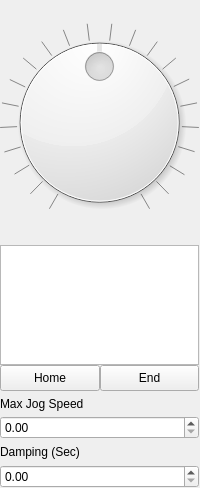
Before: the Qt Designer form Graffik/gui/film/JogControlManager/jogcontrolpanel.ui in DynamicPerception/Graffik_Legacy, drawn with Qt 5.
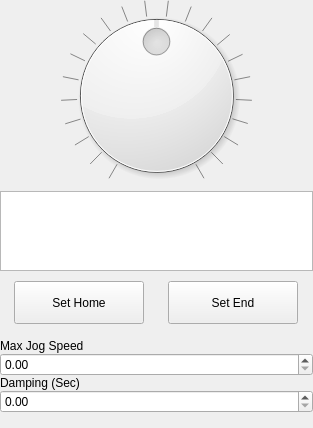
After: the same form once the commit is applied.

Patch:
```diff
--- a/Graffik/gui/film/JogControlManager/jogcontrolpanel.ui
+++ b/Graffik/gui/film/JogControlManager/jogcontrolpanel.ui
@@ -6,13 +6,19 @@
    <rect>
     <x>0</x>
     <y>0</y>
-    <width>200</width>
-    <height>488</height>
+    <width>313</width>
+    <height>428</height>
    </rect>
   </property>
+  <property name="minimumSize">
+   <size>
+    <width>200</width>
+    <height>408</height>
+   </size>
+  </property>
   <property name="maximumSize">
    <size>
-    <width>200</width>
+    <width>313</width>
     <height>16777215</height>
    </size>
   </property>
@@ -23,6 +29,9 @@
    <property name="margin">
     <number>0</number>
    </property>
+   <property name="spacing">
+    <number>0</number>
+   </property>
    <item row="0" column="0">
     <layout class="QGridLayout" name="jogGrid">
      <property name="sizeConstraint">
@@ -40,62 +49,27 @@
      <property name="spacing">
       <number>0</number>
      </property>
-     <item row="0" column="0" rowspan="2" colspan="2">
-      <widget class="QDial" name="jogDial">
-       <property name="cursor">
-        <cursorShape>OpenHandCursor</cursorShape>
-       </property>
-       <property name="minimum">
-        <number>-210</number>
-       </property>
-       <property name="maximum">
-        <number>210</number>
-       </property>
-       <property name="value">
-        <number>0</number>
-       </property>
-       <property name="orientation">
-        <enum>Qt::Horizontal</enum>
-       </property>
-       <property name="notchTarget">
-        <double>20.000000000000000</double>
-       </property>
-       <property name="notchesVisible">
-        <bool>true</bool>
-       </property>
-      </widget>
-     </item>
-     <item row="0" column="2" rowspan="2">
-      <spacer name="verticalSpacer_4">
-       <property name="orientation">
-        <enum>Qt::Vertical</enum>
-       </property>
-       <property name="sizeType">
-        <enum>QSizePolicy::MinimumExpanding</enum>
-       </property>
-       <property name="sizeHint" stdset="0">
-        <size>
-         <width>1</width>
-         <height>245</height>
-        </size>
-       </property>
-      </spacer>
-     </item>
-     <item row="2" column="0">
+     <item row="3" column="0">
       <widget class="QListView" name="devButtonList">
        <property name="enabled">
         <bool>true</bool>
        </property>
        <property name="sizePolicy">
         <sizepolicy hsizetype="Expanding" vsizetype="Expanding">
-         <horstretch>72</horstretch>
-         <verstretch>100</verstretch>
+         <horstretch>0</horstretch>
+         <verstretch>0</verstretch>
         </sizepolicy>
        </property>
+       <property name="minimumSize">
+        <size>
+         <width>0</width>
+         <height>80</height>
+        </size>
+       </property>
        <property name="maximumSize">
         <size>
          <width>16777215</width>
-         <height>120</height>
+         <height>80</height>
         </size>
        </property>
        <property name="baseSize">
@@ -131,58 +105,222 @@
       </widget>
      </item>
      <item row="5" column="0">
+      <layout class="QHBoxLayout" name="MarkButtonHLayout">
+       <property name="spacing">
+        <number>10</number>
+       </property>
+       <item>
+        <widget class="QPushButton" name="jogHomeButton">
+         <property name="sizePolicy">
+          <sizepolicy hsizetype="Fixed" vsizetype="Fixed">
+           <horstretch>0</horstretch>
+           <verstretch>0</verstretch>
+          </sizepolicy>
+         </property>
+         <property name="minimumSize">
+          <size>
+           <width>100</width>
+           <height>43</height>
+          </size>
+         </property>
+         <property name="maximumSize">
+          <size>
+           <width>130</width>
+           <height>56</height>
+          </size>
+         </property>
+         <property name="baseSize">
+          <size>
+           <width>130</width>
+           <height>56</height>
+          </size>
+         </property>
+         <property name="text">
+          <string>Set Home</string>
+         </property>
+        </widget>
+       </item>
+       <item>
+        <widget class="QPushButton" name="jogEndButton">
+         <property name="enabled">
+          <bool>true</bool>
+         </property>
+         <property name="sizePolicy">
+          <sizepolicy hsizetype="Fixed" vsizetype="Fixed">
+           <horstretch>0</horstretch>
+           <verstretch>0</verstretch>
+          </sizepolicy>
+         </property>
+         <property name="minimumSize">
+          <size>
+           <width>100</width>
+           <height>43</height>
+          </size>
+         </property>
+         <property name="maximumSize">
+          <size>
+           <width>130</width>
+           <height>56</height>
+          </size>
+         </property>
+         <property name="baseSize">
+          <size>
+           <width>130</width>
+           <height>56</height>
+          </size>
+         </property>
+         <property name="text">
+          <string>Set End</string>
+         </property>
+        </widget>
+       </item>
+      </layout>
+     </item>
+     <item row="7" column="0">
+      <widget class="QLabel" name="jogSpeedLabel">
+       <property name="sizePolicy">
+        <sizepolicy hsizetype="Preferred" vsizetype="Fixed">
+         <horstretch>0</horstretch>
+         <verstretch>0</verstretch>
+        </sizepolicy>
+       </property>
+       <property name="text">
+        <string>Max Jog Speed</string>
+       </property>
+      </widget>
+     </item>
+     <item row="8" column="0">
       <widget class="QDoubleSpinBox" name="jogSpeedSpin">
+       <property name="sizePolicy">
+        <sizepolicy hsizetype="Minimum" vsizetype="Fixed">
+         <horstretch>0</horstretch>
+         <verstretch>0</verstretch>
+        </sizepolicy>
+       </property>
        <property name="maximum">
         <double>200.000000000000000</double>
        </property>
       </widget>
      </item>
-     <item row="6" column="0">
+     <item row="9" column="0">
       <widget class="QLabel" name="jogDampLabel">
+       <property name="sizePolicy">
+        <sizepolicy hsizetype="Preferred" vsizetype="Fixed">
+         <horstretch>0</horstretch>
+         <verstretch>0</verstretch>
+        </sizepolicy>
+       </property>
        <property name="text">
         <string>Damping (Sec)</string>
        </property>
       </widget>
      </item>
-     <item row="7" column="0">
-      <widget class="QDoubleSpinBox" name="jogDampSpin"/>
+     <item row="10" column="0">
+      <widget class="QDoubleSpinBox" name="jogDampSpin">
+       <property name="sizePolicy">
+        <sizepolicy hsizetype="Minimum" vsizetype="Fixed">
+         <horstretch>0</horstretch>
+         <verstretch>0</verstretch>
+        </sizepolicy>
+       </property>
+      </widget>
+     </item>
+     <item row="2" column="0">
+      <widget class="QDial" name="jogDial">
+       <property name="sizePolicy">
+        <sizepolicy hsizetype="Expanding" vsizetype="Expanding">
+         <horstretch>0</horstretch>
+         <verstretch>0</verstretch>
+        </sizepolicy>
+       </property>
+       <property name="minimumSize">
+        <size>
+         <width>100</width>
+         <height>125</height>
+        </size>
+       </property>
+       <property name="maximumSize">
+        <size>
+         <width>16777215</width>
+         <height>16777215</height>
+        </size>
+       </property>
+       <property name="baseSize">
+        <size>
+         <width>311</width>
+         <height>150</height>
+        </size>
+       </property>
+       <property name="cursor">
+        <cursorShape>OpenHandCursor</cursorShape>
+       </property>
+       <property name="minimum">
+        <number>-210</number>
+       </property>
+       <property name="maximum">
+        <number>210</number>
+       </property>
+       <property name="value">
+        <number>0</number>
+       </property>
+       <property name="orientation">
+        <enum>Qt::Horizontal</enum>
+       </property>
+       <property name="notchTarget">
+        <double>20.000000000000000</double>
+       </property>
+       <property name="notchesVisible">
+        <bool>true</bool>
+       </property>
+      </widget>
+     </item>
+     <item row="11" column="0">
+      <spacer name="verticalSpacer">
+       <property name="orientation">
+        <enum>Qt::Vertical</enum>
+       </property>
+       <property name="sizeType">
+        <enum>QSizePolicy::Fixed</enum>
+       </property>
+       <property name="sizeHint" stdset="0">
+        <size>
+         <width>20</width>
+         <height>15</height>
+        </size>
+       </property>
+      </spacer>
+     </item>
+     <item row="6" column="0">
+      <spacer name="verticalSpacer_2">
+       <property name="orientation">
+        <enum>Qt::Vertical</enum>
+       </property>
+       <property name="sizeType">
+        <enum>QSizePolicy::Fixed</enum>
+       </property>
+       <property name="sizeHint" stdset="0">
+        <size>
+         <width>20</width>
+         <height>15</height>
+        </size>
+       </property>
+      </spacer>
      </item>
      <item row="4" column="0">
-      <widget class="QLabel" name="jogSpeedLabel">
-       <property name="text">
-        <string>Max Jog Speed</string>
+      <spacer name="verticalSpacer_3">
+       <property name="orientation">
+        <enum>Qt::Vertical</enum>
        </property>
-      </widget>
-     </item>
-     <item row="3" column="0">
-      <layout class="QHBoxLayout" name="MarkButtonHLayout">
-       <item>
-        <widget class="QPushButton" name="jogHomeButton">
-         <property name="sizePolicy">
-          <sizepolicy hsizetype="Minimum" vsizetype="Preferred">
-           <horstretch>0</horstretch>
-           <verstretch>0</verstretch>
-          </sizepolicy>
-         </property>
-         <property name="text">
-          <string>Home</string>
-         </property>
-        </widget>
-       </item>
-       <item>
-        <widget class="QPushButton" name="jogEndButton">
-         <property name="sizePolicy">
-          <sizepolicy hsizetype="Preferred" vsizetype="Preferred">
-           <horstretch>0</horstretch>
-           <verstretch>0</verstretch>
-          </sizepolicy>
-         </property>
-         <property name="text">
-          <string>End</string>
-         </property>
-        </widget>
-       </item>
-      </layout>
+       <property name="sizeType">
+        <enum>QSizePolicy::Fixed</enum>
+       </property>
+       <property name="sizeHint" stdset="0">
+        <size>
+         <width>20</width>
+         <height>10</height>
+        </size>
+       </property>
+      </spacer>
      </item>
     </layout>
    </item>
```
Left out of the diff: 2 changed lines with no effect on the pictures.
